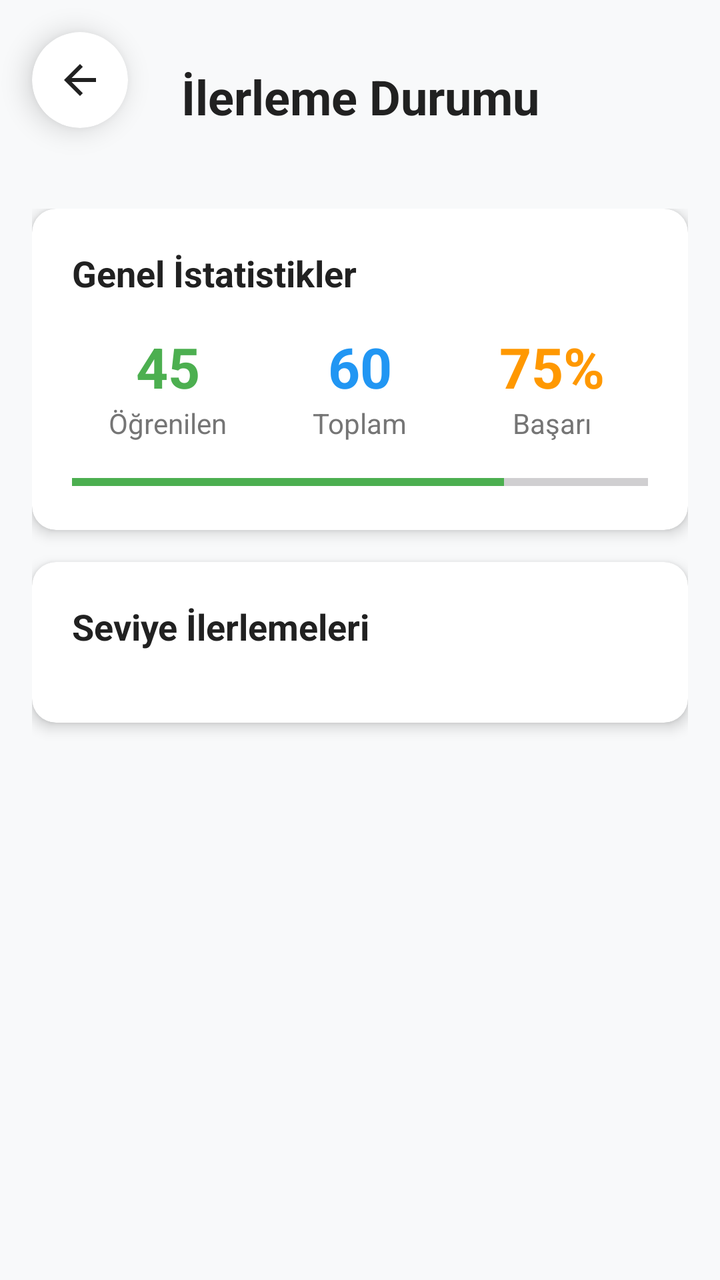
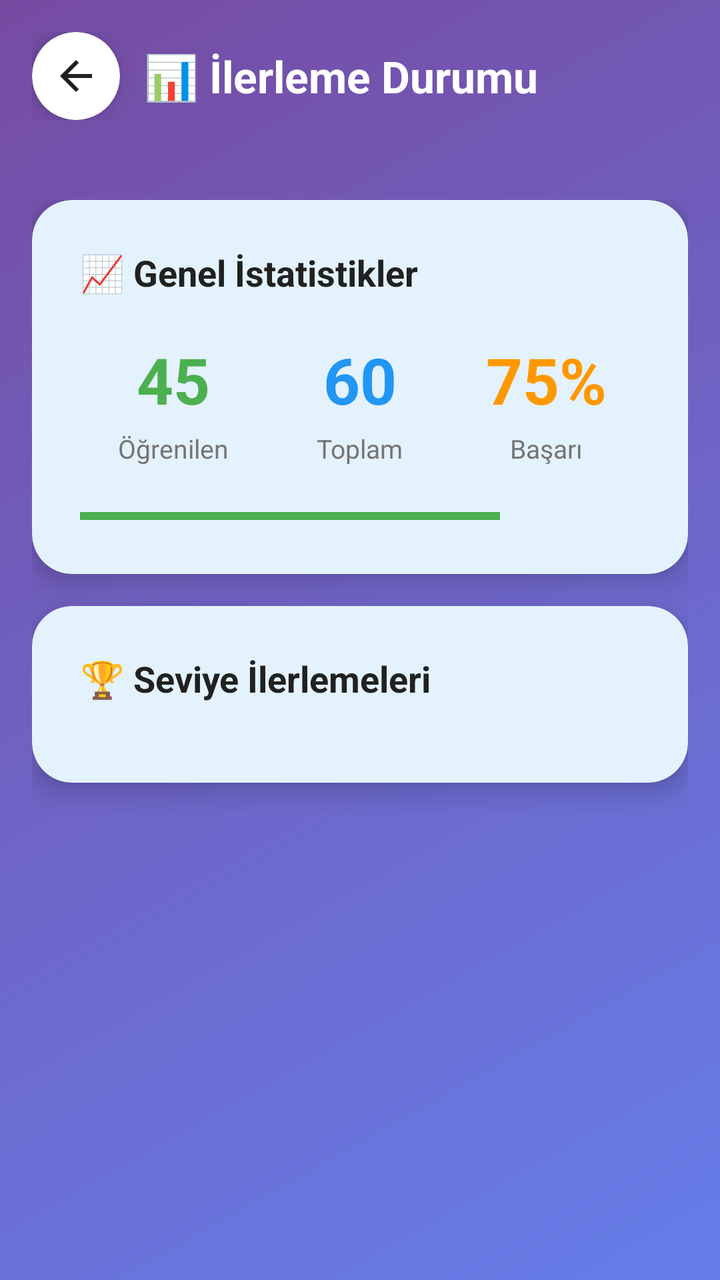

An Android layout rendered at two revisions. The XML below is the earlier revision; the diff shows what the commit changed to produce the second picture.
<!-- AndroidManifest.xml: application theme Theme.UygulamaProje -->
<!-- res/layout/activity_progress.xml -->
<?xml version="1.0" encoding="utf-8"?>
<androidx.constraintlayout.widget.ConstraintLayout xmlns:android="http://schemas.android.com/apk/res/android"
    xmlns:app="http://schemas.android.com/apk/res-auto"
    android:layout_width="match_parent"
    android:layout_height="match_parent"
    android:background="@color/background_light">

    
    <androidx.cardview.widget.CardView
        android:layout_width="wrap_content"
        android:layout_height="wrap_content"
        android:layout_margin="16dp"
        app:cardCornerRadius="24dp"
        app:cardElevation="8dp"
        app:cardBackgroundColor="@color/background_card"
        app:layout_constraintStart_toStartOf="parent"
        app:layout_constraintTop_toTopOf="parent">

        <ImageButton
            android:id="@+id/btnBack"
            android:layout_width="48dp"
            android:layout_height="48dp"
            android:background="?attr/selectableItemBackgroundBorderless"
            android:src="@drawable/ic_arrow_back"
            android:contentDescription="Ana Menüye Dön"
            android:padding="12dp"
            android:scaleType="fitCenter" />

    </androidx.cardview.widget.CardView>

    
    <TextView
        android:id="@+id/tvTitle"
        android:layout_width="wrap_content"
        android:layout_height="wrap_content"
        android:text="İlerleme Durumu"
        android:textSize="24sp"
        android:textStyle="bold"
        android:textColor="@color/text_primary"
        android:layout_marginTop="32dp"
        app:layout_constraintTop_toTopOf="parent"
        app:layout_constraintStart_toStartOf="parent"
        app:layout_constraintEnd_toEndOf="parent" />

    <ScrollView
        android:layout_width="match_parent"
        android:layout_height="0dp"
        android:layout_marginTop="24dp"
        android:padding="16dp"
        app:layout_constraintTop_toBottomOf="@id/tvTitle"
        app:layout_constraintBottom_toBottomOf="parent">

        <LinearLayout
            android:layout_width="match_parent"
            android:layout_height="wrap_content"
            android:orientation="vertical">

            
            <androidx.cardview.widget.CardView
                android:layout_width="match_parent"
                android:layout_height="wrap_content"
                android:layout_marginBottom="16dp"
                app:cardCornerRadius="12dp"
                app:cardElevation="4dp"
                app:cardBackgroundColor="@color/background_card">

                <LinearLayout
                    android:layout_width="match_parent"
                    android:layout_height="wrap_content"
                    android:orientation="vertical"
                    android:padding="20dp">

                    <TextView
                        android:layout_width="wrap_content"
                        android:layout_height="wrap_content"
                        android:text="Genel İstatistikler"
                        android:textSize="18sp"
                        android:textStyle="bold"
                        android:textColor="@color/text_primary"
                        android:layout_marginBottom="16dp" />

                    <LinearLayout
                        android:layout_width="match_parent"
                        android:layout_height="wrap_content"
                        android:orientation="horizontal">

                        <LinearLayout
                            android:layout_width="0dp"
                            android:layout_height="wrap_content"
                            android:layout_weight="1"
                            android:orientation="vertical"
                            android:gravity="center">

                            <TextView
                                android:id="@+id/tvLearnedCount"
                                android:layout_width="wrap_content"
                                android:layout_height="wrap_content"
                                android:text="45"
                                android:textSize="28sp"
                                android:textStyle="bold"
                                android:textColor="@color/button_success" />

                            <TextView
                                android:layout_width="wrap_content"
                                android:layout_height="wrap_content"
                                android:text="Öğrenilen"
                                android:textSize="14sp"
                                android:textColor="@color/text_secondary" />

                        </LinearLayout>

                        <LinearLayout
                            android:layout_width="0dp"
                            android:layout_height="wrap_content"
                            android:layout_weight="1"
                            android:orientation="vertical"
                            android:gravity="center">

                            <TextView
                                android:id="@+id/tvTotalCount"
                                android:layout_width="wrap_content"
                                android:layout_height="wrap_content"
                                android:text="60"
                                android:textSize="28sp"
                                android:textStyle="bold"
                                android:textColor="@color/primary_blue" />

                            <TextView
                                android:layout_width="wrap_content"
                                android:layout_height="wrap_content"
                                android:text="Toplam"
                                android:textSize="14sp"
                                android:textColor="@color/text_secondary" />

                        </LinearLayout>

                        <LinearLayout
                            android:layout_width="0dp"
                            android:layout_height="wrap_content"
                            android:layout_weight="1"
                            android:orientation="vertical"
                            android:gravity="center">

                            <TextView
                                android:id="@+id/tvSuccessRate"
                                android:layout_width="wrap_content"
                                android:layout_height="wrap_content"
                                android:text="75%"
                                android:textSize="28sp"
                                android:textStyle="bold"
                                android:textColor="@color/accent_orange" />

                            <TextView
                                android:layout_width="wrap_content"
                                android:layout_height="wrap_content"
                                android:text="Başarı"
                                android:textSize="14sp"
                                android:textColor="@color/text_secondary" />

                        </LinearLayout>

                    </LinearLayout>

                    <ProgressBar
                        android:id="@+id/progressBar"
                        style="?android:attr/progressBarStyleHorizontal"
                        android:layout_width="match_parent"
                        android:layout_height="8dp"
                        android:layout_marginTop="16dp"
                        android:progress="75"
                        android:progressTint="@color/button_success" />

                </LinearLayout>

            </androidx.cardview.widget.CardView>

            
            <androidx.cardview.widget.CardView
                android:layout_width="match_parent"
                android:layout_height="wrap_content"
                android:layout_marginBottom="16dp"
                app:cardCornerRadius="12dp"
                app:cardElevation="4dp"
                app:cardBackgroundColor="@color/background_card">

                <LinearLayout
                    android:layout_width="match_parent"
                    android:layout_height="wrap_content"
                    android:orientation="vertical"
                    android:padding="20dp">

                    <TextView
                        android:layout_width="wrap_content"
                        android:layout_height="wrap_content"
                        android:text="Seviye İlerlemeleri"
                        android:textSize="18sp"
                        android:textStyle="bold"
                        android:textColor="@color/text_primary"
                        android:layout_marginBottom="16dp" />

                    <LinearLayout
                        android:id="@+id/levelProgressContainer"
                        android:layout_width="match_parent"
                        android:layout_height="wrap_content"
                        android:orientation="vertical">

                        

                    </LinearLayout>

                </LinearLayout>

            </androidx.cardview.widget.CardView>

        </LinearLayout>

    </ScrollView>

</androidx.constraintlayout.widget.ConstraintLayout>
<!-- resources referenced by this layout -->
<resources>
  <color name="accent_orange">#FF9800</color>
  <color name="background_card">#FFFFFF</color>
  <color name="background_light">#F8F9FA</color>
  <color name="button_success">#4CAF50</color>
  <color name="primary_blue">#2196F3</color>
  <color name="text_primary">#212121</color>
  <color name="text_secondary">#757575</color>
  <!-- drawable ic_arrow_back (drawable) -->
  <vector xmlns:android="http://schemas.android.com/apk/res/android"
      android:width="24dp"
      android:height="24dp"
      android:viewportWidth="24"
      android:viewportHeight="24"
      android:tint="?attr/colorOnBackground">
    <path
        android:fillColor="@android:color/white"
        android:pathData="M20,11H7.83l5.59,-5.59L12,4l-8,8 8,8 1.41,-1.41L7.83,13H20v-2z"/>
  </vector>
  <style name="Theme.UygulamaProje" parent="Base.Theme.UygulamaProje" />
  <style name="Base.Theme.UygulamaProje" parent="Theme.Material3.DayNight.NoActionBar">
          
          <item name="colorPrimary">@color/primary_blue</item>
          <item name="colorOnPrimary">@color/text_white</item>
          <item name="colorSecondary">@color/accent_orange</item>
          <item name="colorOnSecondary">@color/text_white</item>
          <item name="android:colorBackground">@color/background_light</item>
          <item name="colorSurface">@color/background_card</item>
          <item name="colorOnSurface">@color/text_primary</item>
          <item name="colorOnBackground">@color/text_primary</item>
      </style>
  <color name="text_white">#FFFFFF</color>
</resources>

<!-- the commit's change to res/layout/activity_progress.xml (unified diff, before → after) -->
@@ -3,30 +3,50 @@
     xmlns:app="http://schemas.android.com/apk/res-auto"
     android:layout_width="match_parent"
     android:layout_height="match_parent"
-    android:background="@color/background_light">
+    android:background="@drawable/gradient_background">
 
     
-    <androidx.cardview.widget.CardView
-        android:layout_width="wrap_content"
+    <LinearLayout
+        android:id="@+id/headerLayout"
+        android:layout_width="match_parent"
         android:layout_height="wrap_content"
-        android:layout_margin="16dp"
-        app:cardCornerRadius="24dp"
-        app:cardElevation="8dp"
-        app:cardBackgroundColor="@color/background_card"
-        app:layout_constraintStart_toStartOf="parent"
+        android:orientation="horizontal"
+        android:gravity="center_vertical"
+        android:paddingHorizontal="16dp"
+        android:paddingTop="16dp"
+        android:paddingBottom="8dp"
         app:layout_constraintTop_toTopOf="parent">
 
-        <ImageButton
-            android:id="@+id/btnBack"
-            android:layout_width="48dp"
-            android:layout_height="48dp"
-            android:background="?attr/selectableItemBackgroundBorderless"
-            android:src="@drawable/ic_arrow_back"
-            android:contentDescription="Ana Menüye Dön"
-            android:padding="12dp"
-            android:scaleType="fitCenter" />
-
-    </androidx.cardview.widget.CardView>
+        <androidx.cardview.widget.CardView
+            android:layout_width="wrap_content"
+            android:layout_height="wrap_content"
+            app:cardCornerRadius="24dp"
+            app:cardElevation="6dp"
+            app:cardBackgroundColor="?attr/colorSurface">
+
+            <ImageButton
+                android:id="@+id/btnBack"
+                android:layout_width="44dp"
+                android:layout_height="44dp"
+                android:background="?attr/selectableItemBackgroundBorderless"
+                android:src="@drawable/ic_arrow_back"
+                android:contentDescription="Ana Menüye Dön"
+                android:padding="10dp"
+                android:scaleType="fitCenter" />
+
+        </androidx.cardview.widget.CardView>
+
+        <TextView
+            android:layout_width="0dp"
+            android:layout_height="wrap_content"
+            android:layout_weight="1"
+            android:layout_marginStart="12dp"
+            android:text="📊 İlerleme Durumu"
+            android:textSize="22sp"
+            android:textStyle="bold"
+            android:textColor="@color/text_white" />
+
+    </LinearLayout>
 
     
     <TextView
@@ -34,20 +54,22 @@
         android:layout_width="wrap_content"
         android:layout_height="wrap_content"
         android:text="İlerleme Durumu"
+        android:visibility="gone"
         android:textSize="24sp"
         android:textStyle="bold"
-        android:textColor="@color/text_primary"
-        android:layout_marginTop="32dp"
-        app:layout_constraintTop_toTopOf="parent"
+        android:textColor="@color/text_white"
+        android:layout_marginTop="8dp"
+        app:layout_constraintTop_toBottomOf="@id/headerLayout"
         app:layout_constraintStart_toStartOf="parent"
         app:layout_constraintEnd_toEndOf="parent" />
 
     <ScrollView
         android:layout_width="match_parent"
         android:layout_height="0dp"
-        android:layout_marginTop="24dp"
+        android:layout_marginTop="16dp"
         android:padding="16dp"
-        app:layout_constraintTop_toBottomOf="@id/tvTitle"
+        android:scrollbars="none"
+        app:layout_constraintTop_toBottomOf="@id/headerLayout"
         app:layout_constraintBottom_toBottomOf="parent">
 
         <LinearLayout
@@ -56,28 +78,29 @@
             android:orientation="vertical">
 
             
-            <androidx.cardview.widget.CardView
+            <com.google.android.material.card.MaterialCardView
                 android:layout_width="match_parent"
                 android:layout_height="wrap_content"
                 android:layout_marginBottom="16dp"
-                app:cardCornerRadius="12dp"
-                app:cardElevation="4dp"
-                app:cardBackgroundColor="@color/background_card">
+                app:cardCornerRadius="20dp"
+                app:cardElevation="8dp"
+                app:cardBackgroundColor="?attr/colorSurface"
+                app:strokeWidth="0dp">
 
                 <LinearLayout
                     android:layout_width="match_parent"
                     android:layout_height="wrap_content"
                     android:orientation="vertical"
-                    android:padding="20dp">
+                    android:padding="24dp">
 
                     <TextView
                         android:layout_width="wrap_content"
                         android:layout_height="wrap_content"
-                        android:text="Genel İstatistikler"
+                        android:text="📈 Genel İstatistikler"
                         android:textSize="18sp"
                         android:textStyle="bold"
                         android:textColor="@color/text_primary"
-                        android:layout_marginBottom="16dp" />
+                        android:layout_marginBottom="20dp" />
 
                     <LinearLayout
                         android:layout_width="match_parent"
@@ -96,7 +119,7 @@
                                 android:layout_width="wrap_content"
                                 android:layout_height="wrap_content"
                                 android:text="45"
-                                android:textSize="28sp"
+                                android:textSize="32sp"
                                 android:textStyle="bold"
                                 android:textColor="@color/button_success" />
 
@@ -104,8 +127,9 @@
                                 android:layout_width="wrap_content"
                                 android:layout_height="wrap_content"
                                 android:text="Öğrenilen"
-                                android:textSize="14sp"
-                                android:textColor="@color/text_secondary" />
+                                android:textSize="13sp"
+                                android:textColor="@color/text_secondary"
+                                android:layout_marginTop="4dp" />
 
                         </LinearLayout>
 
@@ -121,7 +145,7 @@
                                 android:layout_width="wrap_content"
                                 android:layout_height="wrap_content"
                                 android:text="60"
-                                android:textSize="28sp"
+                                android:textSize="32sp"
                                 android:textStyle="bold"
                                 android:textColor="@color/primary_blue" />
 
@@ -129,8 +153,9 @@
                                 android:layout_width="wrap_content"
                                 android:layout_height="wrap_content"
                                 android:text="Toplam"
-                                android:textSize="14sp"
-                                android:textColor="@color/text_secondary" />
+                                android:textSize="13sp"
+                                android:textColor="@color/text_secondary"
+                                android:layout_marginTop="4dp" />
 
                         </LinearLayout>
 
@@ -146,7 +171,7 @@
                                 android:layout_width="wrap_content"
                                 android:layout_height="wrap_content"
                                 android:text="75%"
-                                android:textSize="28sp"
+                                android:textSize="32sp"
                                 android:textStyle="bold"
                                 android:textColor="@color/accent_orange" />
 
@@ -154,8 +179,9 @@
                                 android:layout_width="wrap_content"
                                 android:layout_height="wrap_content"
                                 android:text="Başarı"
-                                android:textSize="14sp"
-                                android:textColor="@color/text_secondary" />
+                                android:textSize="13sp"
+                                android:textColor="@color/text_secondary"
+                                android:layout_marginTop="4dp" />
 
                         </LinearLayout>
 
@@ -165,34 +191,36 @@
                         android:id="@+id/progressBar"
                         style="?android:attr/progressBarStyleHorizontal"
                         android:layout_width="match_parent"
-                        android:layout_height="8dp"
-                        android:layout_marginTop="16dp"
+                        android:layout_height="10dp"
+                        android:layout_marginTop="20dp"
                         android:progress="75"
-                        android:progressTint="@color/button_success" />
+                        android:progressTint="@color/button_success"
+                        android:progressBackgroundTint="@color/light_blue" />
 
                 </LinearLayout>
 
-            </androidx.cardview.widget.CardView>
+            </com.google.android.material.card.MaterialCardView>
 
             
-            <androidx.cardview.widget.CardView
+            <com.google.android.material.card.MaterialCardView
                 android:layout_width="match_parent"
                 android:layout_height="wrap_content"
                 android:layout_marginBottom="16dp"
-                app:cardCornerRadius="12dp"
-                app:cardElevation="4dp"
-                app:cardBackgroundColor="@color/background_card">
+                app:cardCornerRadius="20dp"
+                app:cardElevation="8dp"
+                app:cardBackgroundColor="?attr/colorSurface"
+                app:strokeWidth="0dp">
 
                 <LinearLayout
                     android:layout_width="match_parent"
                     android:layout_height="wrap_content"
                     android:orientation="vertical"
-                    android:padding="20dp">
+                    android:padding="24dp">
 
                     <TextView
                         android:layout_width="wrap_content"
                         android:layout_height="wrap_content"
-                        android:text="Seviye İlerlemeleri"
+                        android:text="🏆 Seviye İlerlemeleri"
                         android:textSize="18sp"
                         android:textStyle="bold"
                         android:textColor="@color/text_primary"
@@ -210,7 +238,7 @@
 
                 </LinearLayout>
 
-            </androidx.cardview.widget.CardView>
+            </com.google.android.material.card.MaterialCardView>
 
         </LinearLayout>
 
<!-- resource entries referenced after the edit -->
@@ -4,6 +4,7 @@
   <color name="background_card">#FFFFFF</color>
   <color name="background_light">#F8F9FA</color>
   <color name="button_success">#4CAF50</color>
+  <color name="light_blue">#E3F2FD</color>
   <color name="primary_blue">#2196F3</color>
   <color name="text_primary">#212121</color>
   <color name="text_secondary">#757575</color>
@@ -19,6 +20,8 @@
         android:pathData="M20,11H7.83l5.59,-5.59L12,4l-8,8 8,8 1.41,-1.41L7.83,13H20v-2z"/>
   </vector>
   <style name="Theme.UygulamaProje" parent="Base.Theme.UygulamaProje" />
+  <color name="gradient_start">#667eea</color>
+  <color name="gradient_end">#764ba2</color>
   <style name="Base.Theme.UygulamaProje" parent="Theme.Material3.DayNight.NoActionBar">
           
           <item name="colorPrimary">@color/primary_blue</item>
@@ -31,5 +34,14 @@
           <item name="colorOnBackground">@color/text_primary</item>
       </style>
   <color name="text_white">#FFFFFF</color>
+  <!-- drawable gradient_background (drawable) -->
+  <?xml version="1.0" encoding="utf-8"?>
+  <shape xmlns:android="http://schemas.android.com/apk/res/android"
+      android:shape="rectangle">
+      <gradient
+          android:startColor="@color/gradient_start"
+          android:endColor="@color/gradient_end"
+          android:angle="135" />
+  </shape>
 </resources>
 
